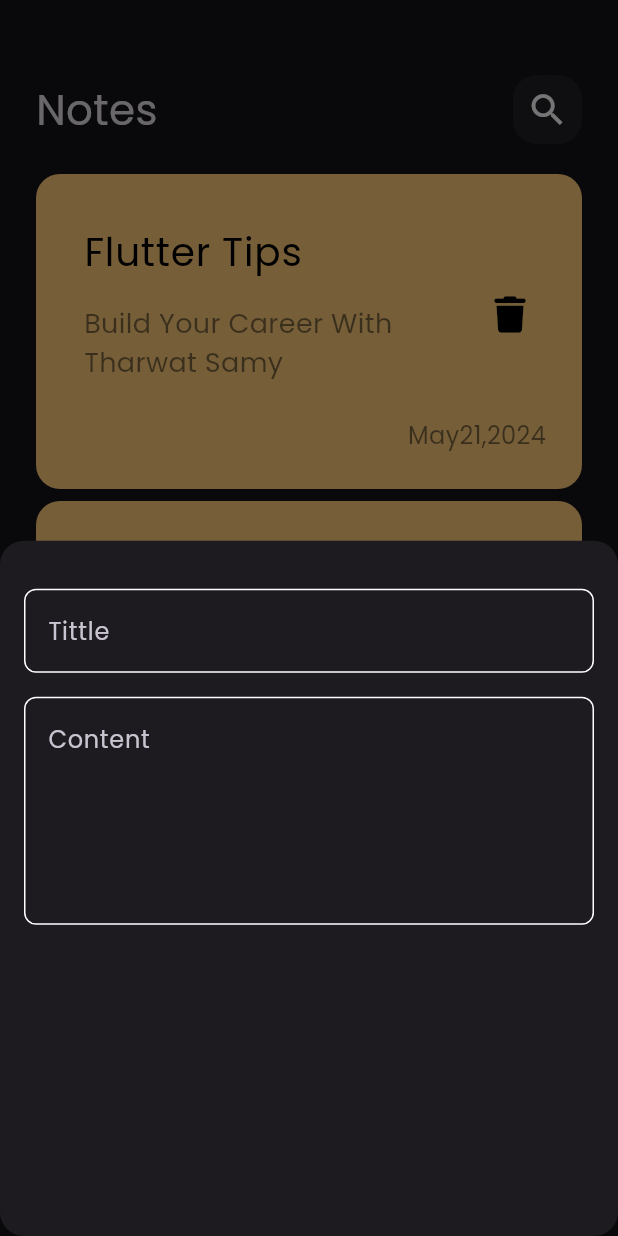
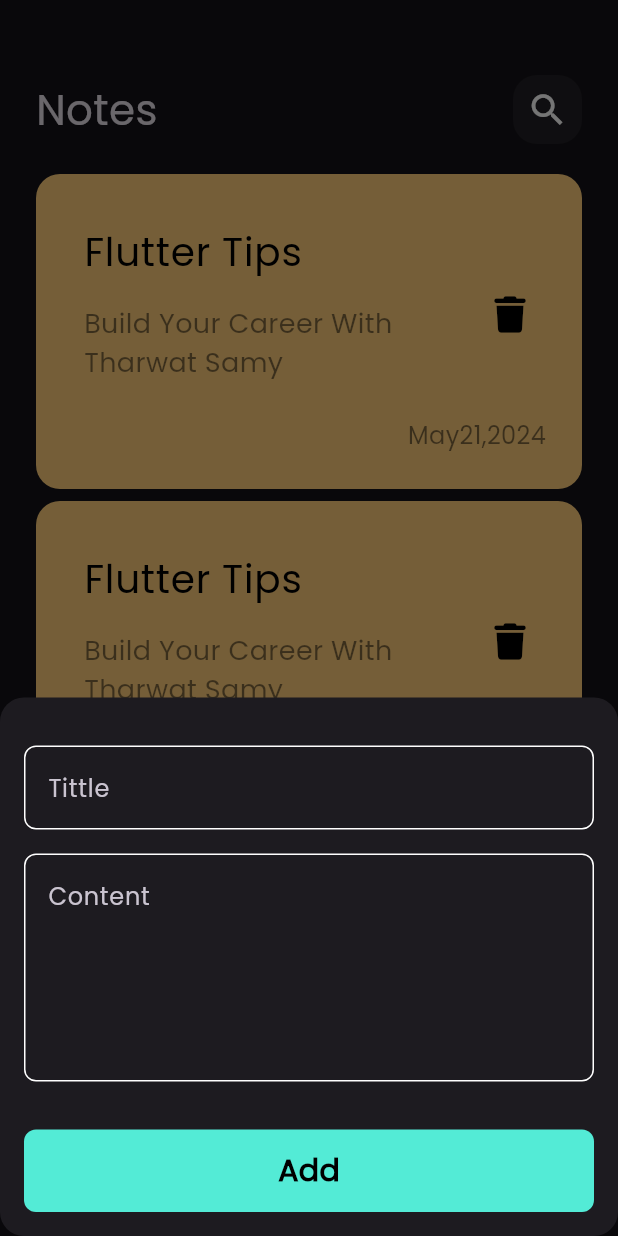
Before and after one commit to moohamed154/notes_app, a Flutter app: the screen it shows after launch, after a tap on the "add" icon, on a phone screen of 412 x 824 dp. Run offline on Flutter 3.47's test engine with Material 3 defaults, Android fonts, the phone set to English and light mode, and no system bars; our stand-ins replace font_awesome_flutter.

Commit message:
finish notes bottom sheet

```diff
--- a/lib/view/home_view.dart
+++ b/lib/view/home_view.dart
@@ -13,6 +13,7 @@ class NotesVeiw extends StatelessWidget {
     return Scaffold(
       floatingActionButton: FloatingActionButton(
         backgroundColor: kPrimaryColor,
+        foregroundColor: Colors.black,
         onPressed: () {
           showModalBottomSheet(
               shape: RoundedRectangleBorder(
--- a/lib/widgets/add_note_bottom_sheet.dart
+++ b/lib/widgets/add_note_bottom_sheet.dart
@@ -1,4 +1,5 @@
 import 'package:flutter/material.dart';
+import 'package:notes_app/widgets/custom_button.dart';
 import 'package:notes_app/widgets/custom_text_field.dart';
 
 class AddNoteBottomSheet extends StatelessWidget {
@@ -6,10 +7,11 @@ class AddNoteBottomSheet extends StatelessWidget {
 
   @override
   Widget build(BuildContext context) {
-    return const Padding(
-      padding: EdgeInsets.symmetric(
+    return Padding(
+      padding: const EdgeInsets.symmetric(
         horizontal: 16,
       ),
+      child: const SingleChildScrollView(
         child: Column(
           children: [
             SizedBox(
@@ -25,7 +27,15 @@ class AddNoteBottomSheet extends StatelessWidget {
               hintText: 'Content',
               maxLines: 5,
             ),
+            SizedBox(
+              height: 32,
+            ),
+            CustomButton(),
+            SizedBox(
+              height: 16,
+            ),
           ],
+        ),
       ),
     );
   }
--- /dev/null
+++ b/lib/widgets/custom_button.dart
@@ -0,0 +1,28 @@
+import 'package:flutter/material.dart';
+import 'package:notes_app/constants.dart';
+
+class CustomButton extends StatelessWidget {
+  const CustomButton({super.key});
+
+  @override
+  Widget build(BuildContext context) {
+    return Container(
+      decoration: BoxDecoration(
+        color: kPrimaryColor,
+        borderRadius: BorderRadius.circular(8),
+      ),
+      width: MediaQuery.of(context).size.width,
+      height: 55,
+      child: const Center(
+        child: Text(
+          'Add',
+          style: TextStyle(
+            color: Colors.black,
+            fontWeight: FontWeight.bold,
+            fontSize: 20,
+          ),
+        ),
+      ),
+    );
+  }
+}
```
Lines whose indentation alone changed are shown as unchanged.
